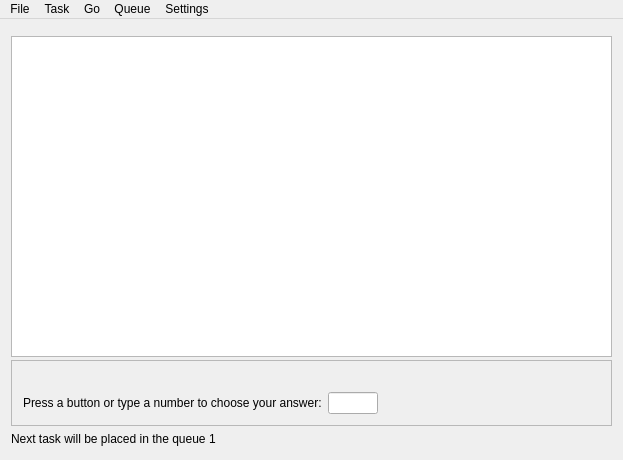
The window that src/Main_window.ui (Riateche/ridual) describes before a commit, drawn with Qt 5.
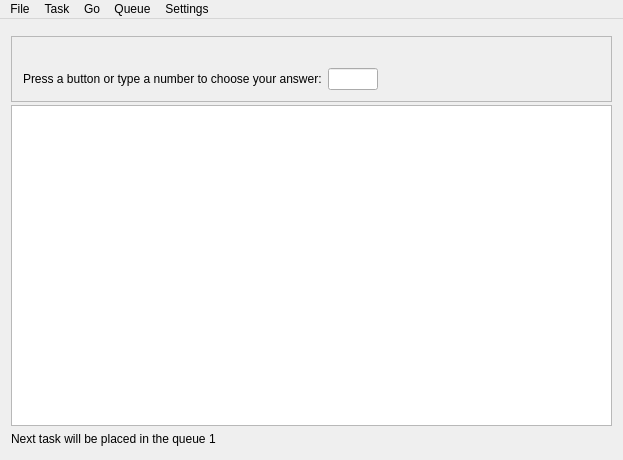
The same window after the commit. Custom widgets are drawn as their Qt base class.

Diff of the .ui file:
```diff
--- a/src/Main_window.ui
+++ b/src/Main_window.ui
@@ -31,43 +31,6 @@
       </item>
      </layout>
     </item>
-    <item>
-     <widget class="QTableView" name="tasks_table">
-      <property name="verticalScrollBarPolicy">
-       <enum>Qt::ScrollBarAsNeeded</enum>
-      </property>
-      <property name="horizontalScrollBarPolicy">
-       <enum>Qt::ScrollBarAlwaysOff</enum>
-      </property>
-      <property name="textElideMode">
-       <enum>Qt::ElideLeft</enum>
-      </property>
-      <property name="verticalScrollMode">
-       <enum>QAbstractItemView::ScrollPerPixel</enum>
-      </property>
-      <property name="horizontalScrollMode">
-       <enum>QAbstractItemView::ScrollPerPixel</enum>
-      </property>
-      <property name="wordWrap">
-       <bool>false</bool>
-      </property>
-      <attribute name="horizontalHeaderCascadingSectionResizes">
-       <bool>true</bool>
-      </attribute>
-      <attribute name="horizontalHeaderDefaultSectionSize">
-       <number>150</number>
-      </attribute>
-      <attribute name="horizontalHeaderMinimumSectionSize">
-       <number>50</number>
-      </attribute>
-      <attribute name="horizontalHeaderStretchLastSection">
-       <bool>false</bool>
-      </attribute>
-      <attribute name="verticalHeaderStretchLastSection">
-       <bool>false</bool>
-      </attribute>
-     </widget>
-    </item>
     <item>
      <widget class="QFrame" name="question_frame">
       <property name="sizePolicy">
@@ -139,6 +102,43 @@
       </layout>
      </widget>
     </item>
+    <item>
+     <widget class="QTableView" name="tasks_table">
+      <property name="verticalScrollBarPolicy">
+       <enum>Qt::ScrollBarAsNeeded</enum>
+      </property>
+      <property name="horizontalScrollBarPolicy">
+       <enum>Qt::ScrollBarAlwaysOff</enum>
+      </property>
+      <property name="textElideMode">
+       <enum>Qt::ElideLeft</enum>
+      </property>
+      <property name="verticalScrollMode">
+       <enum>QAbstractItemView::ScrollPerPixel</enum>
+      </property>
+      <property name="horizontalScrollMode">
+       <enum>QAbstractItemView::ScrollPerPixel</enum>
+      </property>
+      <property name="wordWrap">
+       <bool>false</bool>
+      </property>
+      <attribute name="horizontalHeaderCascadingSectionResizes">
+       <bool>true</bool>
+      </attribute>
+      <attribute name="horizontalHeaderDefaultSectionSize">
+       <number>150</number>
+      </attribute>
+      <attribute name="horizontalHeaderMinimumSectionSize">
+       <number>50</number>
+      </attribute>
+      <attribute name="horizontalHeaderStretchLastSection">
+       <bool>false</bool>
+      </attribute>
+      <attribute name="verticalHeaderStretchLastSection">
+       <bool>false</bool>
+      </attribute>
+     </widget>
+    </item>
     <item>
      <widget class="QWidget" name="current_queue_notice" native="true">
       <layout class="QHBoxLayout" name="horizontalLayout_2">
```
